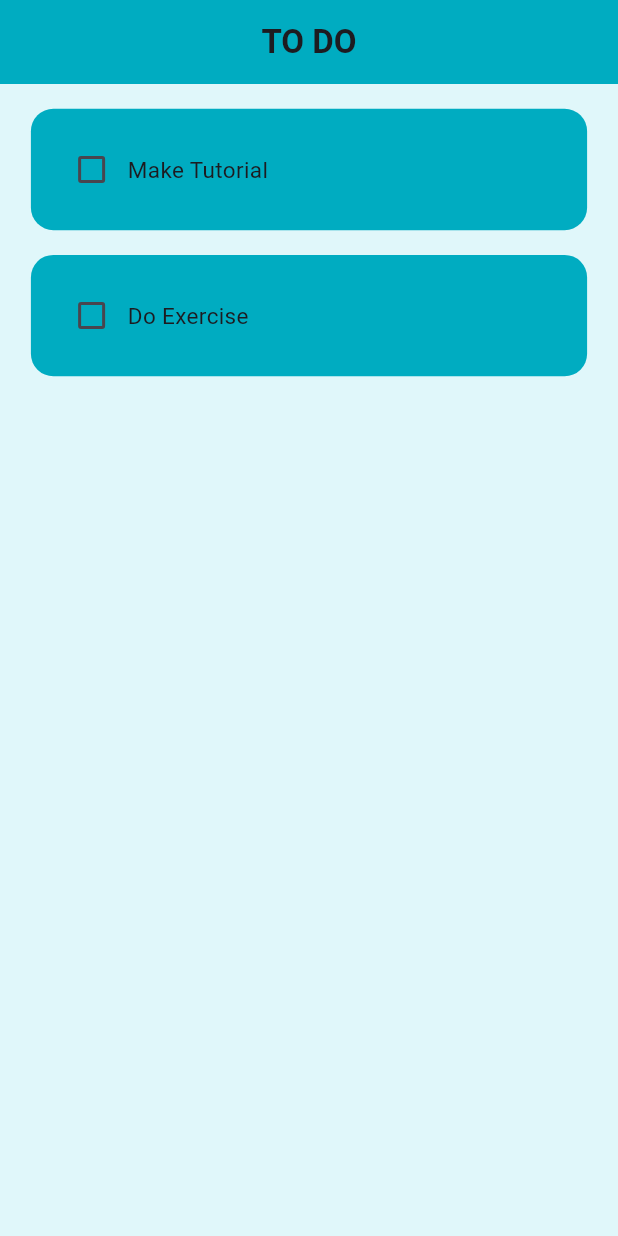
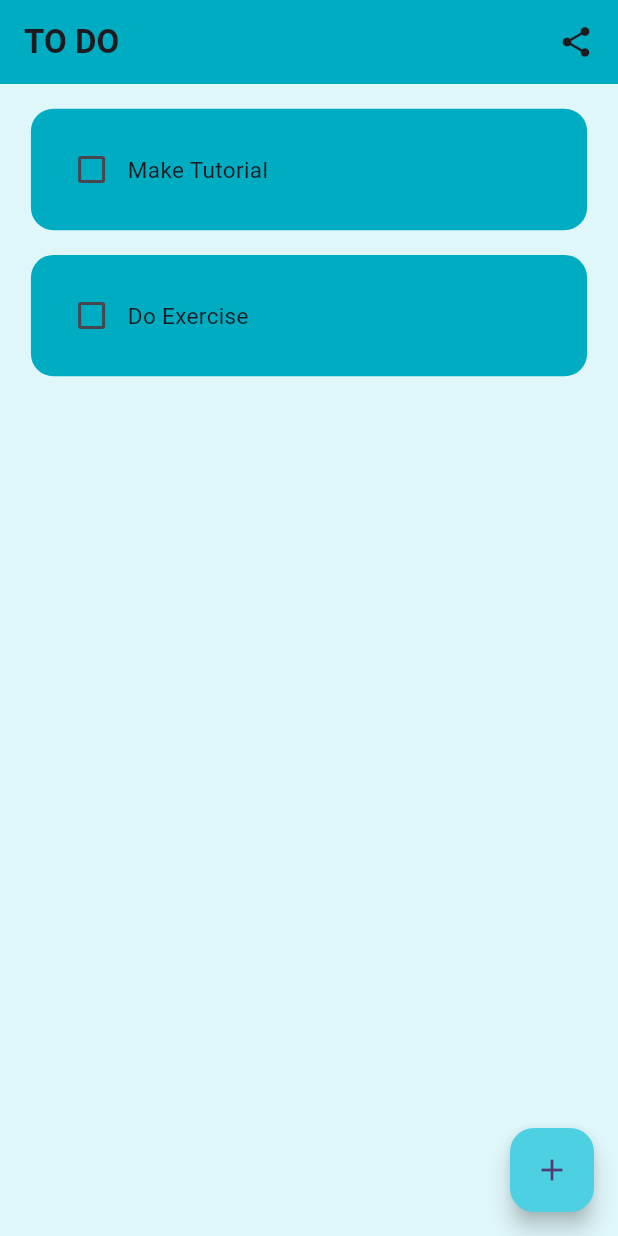
Before and after one commit to mckobby/to_do_app, a Flutter app: the screen it shows after launch, on a phone screen of 412 x 824 dp. Run offline on Flutter 3.47's test engine with Material 2 defaults, Android fonts, the phone set to English and light mode, and no system bars.

Commit message:
modified Home Page

```diff
--- a/lib/pages/home_page.dart
+++ b/lib/pages/home_page.dart
@@ -1,4 +1,5 @@
 import 'package:flutter/material.dart';
+import '../components/dialog_box.dart';
 import '../components/to_do_tile.dart';
 
 class HomePage extends StatefulWidget {
@@ -9,6 +10,9 @@ class HomePage extends StatefulWidget {
 }
 
 class _HomePageState extends State<HomePage> {
+  // Create text controller
+  final _controller = TextEditingController();
+
   // List of todo tasks
   List toDoList = [
     ['Make Tutorial', false],
@@ -22,21 +26,62 @@ class _HomePageState extends State<HomePage> {
     });
   }
 
+  // Save new tassk
+  void saveNewTask() {
+    setState(() {
+      toDoList.add([_controller.text, false]);
+      _controller.clear();
+    });
+    Navigator.of(context).pop();
+  }
+
+  // Create a new task
+  void createNewTask() {
+    showDialog(
+      context: context,
+      builder: (context) {
+        return DialogBox(
+          controller: _controller,
+          onSave: saveNewTask,
+          onCancel: () => Navigator.of(context).pop(),
+        );
+      },
+    );
+  }
+
   @override
   Widget build(BuildContext context) {
+    final height = MediaQuery.of(context).size.height;
+
     return Scaffold(
       backgroundColor: Colors.cyan[50],
       appBar: AppBar(
         backgroundColor: Colors.cyan[600],
-        title: const Text(
+        title: Row(
+          mainAxisAlignment: MainAxisAlignment.spaceBetween,
+          children: [
+            GestureDetector(
+              child: const Text(
                 'TO DO',
                 style: TextStyle(
                   fontWeight: FontWeight.w700,
                 ),
               ),
+            ),
+            const Icon(Icons.share)
+          ],
+        ),
         centerTitle: true,
       ),
-      body: ListView.builder(
+      floatingActionButton: FloatingActionButton(
+        onPressed: createNewTask,
+        backgroundColor: Colors.cyan[300],
+        child: const Icon(Icons.add),
+      ),
+      body: Column(
+        children: [
+          Expanded(
+            child: ListView.builder(
               itemCount: toDoList.length,
               itemBuilder: (context, index) {
                 return ToDoTile(
@@ -46,6 +91,12 @@ class _HomePageState extends State<HomePage> {
                 );
               },
             ),
+          ),
+          SizedBox(
+            height: height * 0.02,
+          )
+        ],
+      ),
     );
   }
 }
```
Lines whose indentation alone changed are shown as unchanged.
